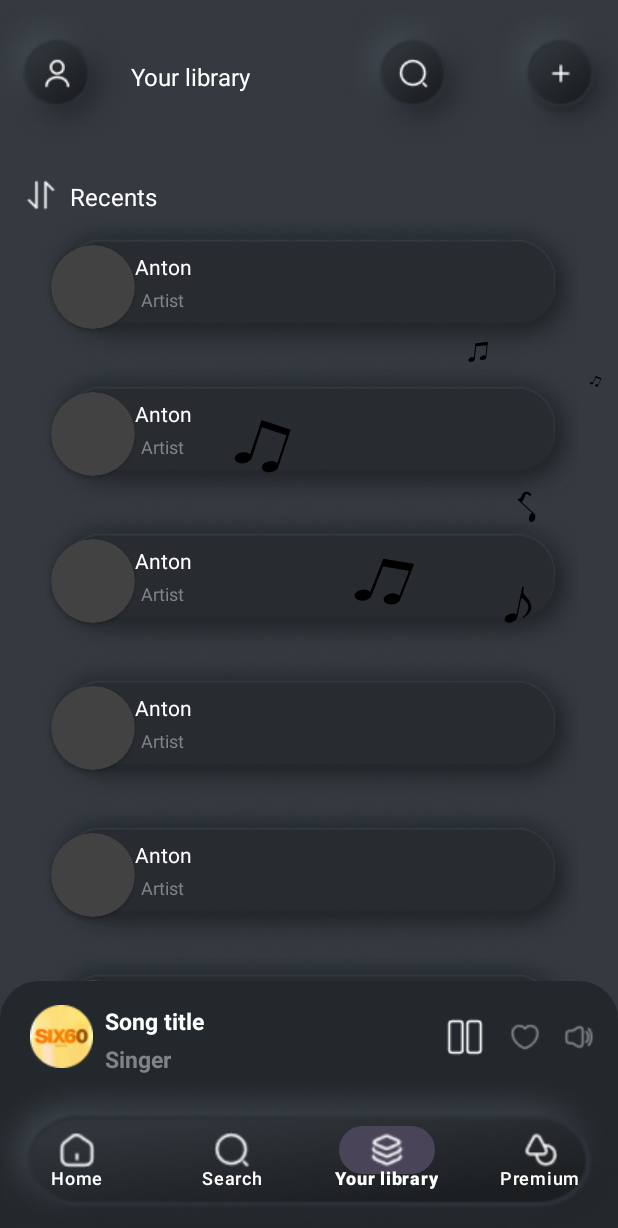
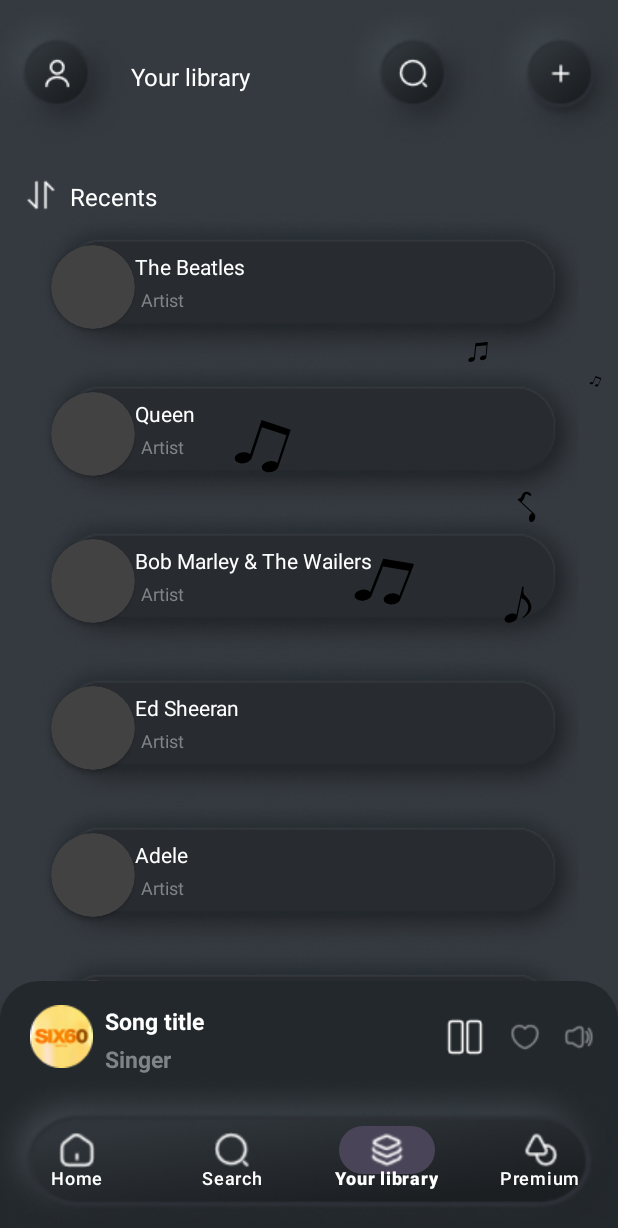
Before and after one commit to sleepingforest100/Music-App-Android, an Android app: the YourLibraryFragment screen opened through its navigation route, on a phone screen of 412 x 824 dp. Shown: the top 1228 px of the screen. Run offline under Robolectric (Android 15) with nearby library versions, the phone set to English and light mode, and no system bars; our stand-ins replace Dagger/Hilt's generated code, navigation-ui; pictures from the network do not load.

```diff
--- a/app/src/main/java/kz/just_code/musicapp/ui/user/UserFragment.kt
+++ b/app/src/main/java/kz/just_code/musicapp/ui/user/UserFragment.kt
@@ -40,6 +40,7 @@ class UserFragment : BaseFragment<FragmentUserBinding>(FragmentUserBinding::infl
 
     private fun setTheme(theme: Theme) {
         AppCompatDelegate.setDefaultNightMode(theme.system)
+        requireActivity().recreate()
     }
 
     private fun changeLocale(language: String) {
--- a/app/src/main/java/kz/just_code/musicapp/ui/yourlibrary/YourLibraryFragment.kt
+++ b/app/src/main/java/kz/just_code/musicapp/ui/yourlibrary/YourLibraryFragment.kt
@@ -35,7 +35,7 @@ class YourLibraryFragment :
         }
 
         val items = listOf(
-            HeaderItem("Add tracks"),
+            HeaderItem("Add artists"),
             // ButtonItem(AddArtist("Artist 1", ItemType.ITEM)),
             // ButtonItem(AddArtist("Artist 2", ItemType.ITEM)),
 
@@ -56,32 +56,32 @@ class YourLibraryFragment :
             listOf(
                 Artist(
                     0,
-                    listOf(ArtistItem("", ArtistProfile(name = "Anton"))),
+                    listOf(ArtistItem("", ArtistProfile(name = "The Beatles"))),
                     viewType = ItemType.ITEM
                 ),
                 Artist(
                     1,
-                    listOf(ArtistItem("", ArtistProfile(name = "Anton"))),
+                    listOf(ArtistItem("", ArtistProfile(name = "Queen"))),
                     viewType = ItemType.ITEM
                 ),
                 Artist(
                     2,
-                    listOf(ArtistItem("", ArtistProfile(name = "Anton"))),
+                    listOf(ArtistItem("", ArtistProfile(name = "Bob Marley & The Wailers"))),
                     viewType = ItemType.ITEM
                 ),
                 Artist(
                     3,
-                    listOf(ArtistItem("", ArtistProfile(name = "Anton"))),
+                    listOf(ArtistItem("", ArtistProfile(name = "Ed Sheeran"))),
                     viewType = ItemType.ITEM
                 ),
                 Artist(
                     4,
-                    listOf(ArtistItem("", ArtistProfile(name = "Anton"))),
+                    listOf(ArtistItem("", ArtistProfile(name = "Adele"))),
                     viewType = ItemType.ITEM
                 ),
                 Artist(
                     5,
-                    listOf(ArtistItem("", ArtistProfile(name = "Anton"))),
+                    listOf(ArtistItem("", ArtistProfile(name = "Beyoncé"))),
                     viewType = ItemType.ITEM
                 ),
                 Artist(4, null, ItemType.HEADER)
--- a/app/src/main/res/values/strings.xml
+++ b/app/src/main/res/values/strings.xml
@@ -6,7 +6,7 @@
     <string name="premium">Premium</string>
     <string name="good_afternoon">Good afternoon</string>
     <string name="recently_played">Recently played</string>
-    <string name="to_get_you_started">To get you started</string>
+    <string name="to_get_you_started">Shall we listen further?</string>
     <string name="daily_mix_1" translatable="false">Daily Mix 1</string>
     <string name="recents">Recents</string>
     <string name="add_artist">Add artist</string>
@@ -14,7 +14,7 @@
     <string name="artist_name">Artist name</string>
     <string name="artist">Artist</string>
     <string name="try_something_else">Try something else</string>
-    <string name="add_tracks">Add tracks</string>
+    <string name="add_tracks">Add artists</string>
     <string name="track_title">Track title</string>
     <string name="description">Description</string>
     <string name="choose_your_language">Choose your language:</string>
```
Also changed, not shown: 2 other files.
